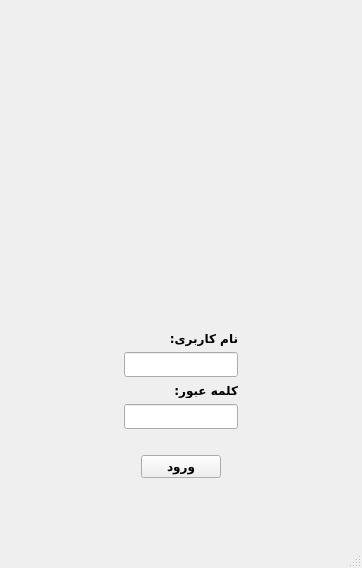
aroshandelpoor/libraryManagement, file bookyad/loginwindow.ui: the form before one commit.
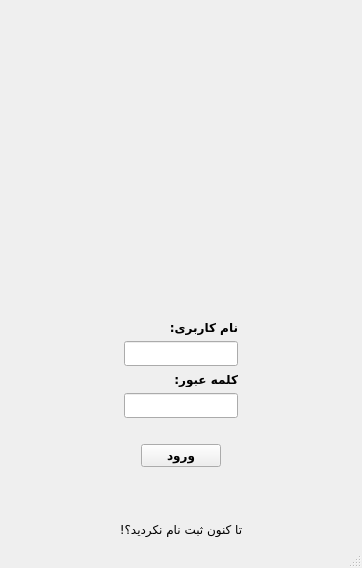
The form after the commit. Icons and pictures are not drawn.

What changed in the file:
```diff
--- a/bookyad/loginwindow.ui
+++ b/bookyad/loginwindow.ui
@@ -223,6 +223,16 @@
       </property>
      </spacer>
     </item>
+    <item>
+     <widget class="QLabel" name="label">
+      <property name="text">
+       <string>تا کنون ثبت نام نکردید؟!</string>
+      </property>
+      <property name="alignment">
+       <set>Qt::AlignCenter</set>
+      </property>
+     </widget>
+    </item>
    </layout>
   </widget>
   <widget class="QMenuBar" name="menubar">
```
